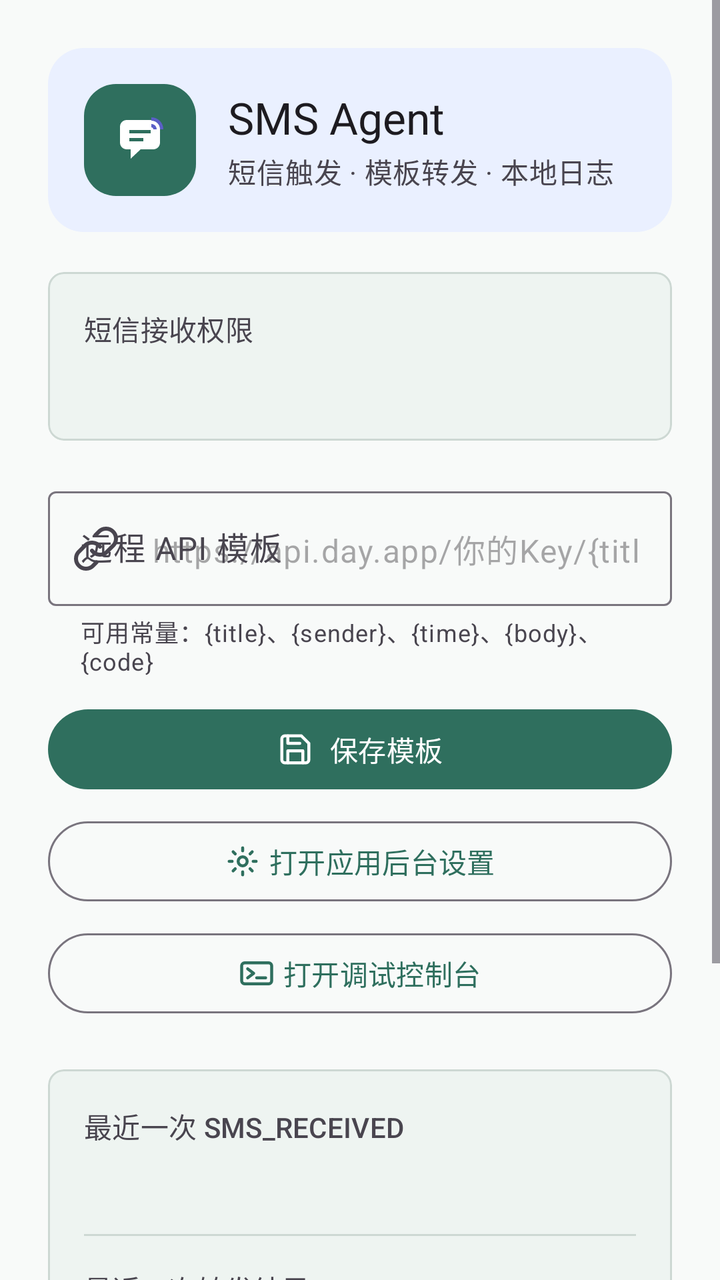
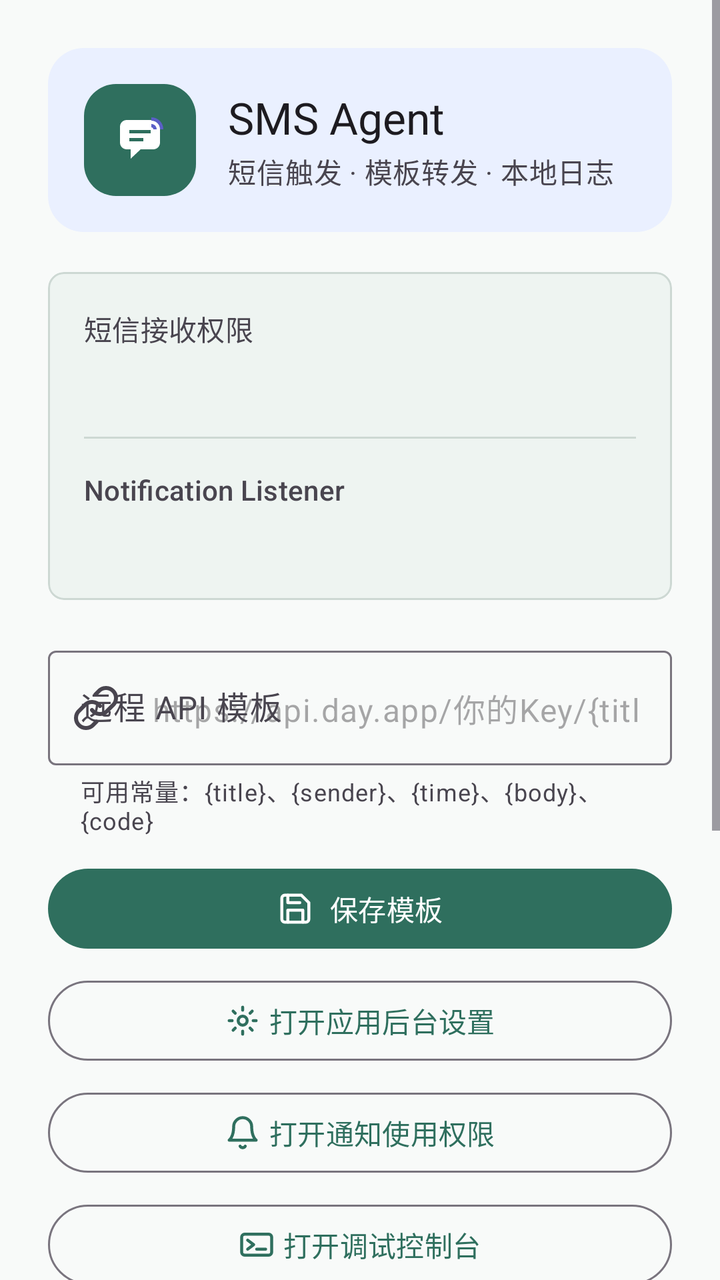

An Android layout rendered at two revisions. The XML below is the earlier revision; the diff shows what the commit changed to produce the second picture.
<!-- AndroidManifest.xml: application theme Theme.SmsAgent -->
<!-- res/layout/activity_main.xml -->
<?xml version="1.0" encoding="utf-8"?>
<ScrollView xmlns:android="http://schemas.android.com/apk/res/android"
    xmlns:app="http://schemas.android.com/apk/res-auto"
    android:layout_width="match_parent"
    android:layout_height="match_parent"
    android:background="?attr/colorSurface"
    android:fillViewport="true"
    android:fitsSystemWindows="true">

    <LinearLayout
        android:layout_width="match_parent"
        android:layout_height="wrap_content"
        android:clipToPadding="false"
        android:orientation="vertical"
        android:padding="24dp">

        <LinearLayout
            android:layout_width="match_parent"
            android:layout_height="wrap_content"
            android:background="@drawable/header_panel_background"
            android:gravity="center_vertical"
            android:orientation="horizontal"
            android:padding="18dp">

            <ImageView
                android:id="@+id/logoImage"
                android:layout_width="56dp"
                android:layout_height="56dp"
                android:background="@drawable/icon_badge_background"
                android:contentDescription="@string/app_name"
                android:padding="10dp"
                android:src="@drawable/ic_launcher_foreground" />

            <LinearLayout
                android:layout_width="0dp"
                android:layout_height="wrap_content"
                android:layout_marginStart="16dp"
                android:layout_weight="1"
                android:orientation="vertical">

                <com.google.android.material.textview.MaterialTextView
                    android:id="@+id/titleText"
                    style="@style/TextAppearance.Material3.TitleLarge"
                    android:layout_width="match_parent"
                    android:layout_height="wrap_content"
                    android:text="@string/app_name"
                    android:textColor="?attr/colorOnSurface" />

                <com.google.android.material.textview.MaterialTextView
                    style="@style/TextAppearance.Material3.BodyMedium"
                    android:layout_width="match_parent"
                    android:layout_height="wrap_content"
                    android:layout_marginTop="2dp"
                    android:text="@string/app_subtitle"
                    android:textColor="?attr/colorOnSurfaceVariant"
                    app:lineHeight="20dp" />
            </LinearLayout>
        </LinearLayout>

        <com.google.android.material.card.MaterialCardView
            android:layout_width="match_parent"
            android:layout_height="wrap_content"
            android:layout_marginTop="20dp"
            app:cardBackgroundColor="?attr/colorSurfaceContainer"
            app:cardCornerRadius="8dp"
            app:cardElevation="0dp"
            app:strokeColor="?attr/colorOutlineVariant"
            app:strokeWidth="1dp">

            <LinearLayout
                android:layout_width="match_parent"
                android:layout_height="wrap_content"
                android:orientation="vertical"
                android:padding="18dp">

                <com.google.android.material.textview.MaterialTextView
                    style="@style/TextAppearance.Material3.LabelLarge"
                    android:layout_width="match_parent"
                    android:layout_height="wrap_content"
                    android:text="@string/permission_label"
                    android:textColor="?attr/colorOnSurfaceVariant" />

                <com.google.android.material.textview.MaterialTextView
                    android:id="@+id/permissionValue"
                    style="@style/TextAppearance.Material3.BodyLarge"
                    android:layout_width="match_parent"
                    android:layout_height="wrap_content"
                    android:layout_marginTop="6dp"
                    android:textColor="?attr/colorOnSurface"
                    app:lineHeight="24dp" />
            </LinearLayout>
        </com.google.android.material.card.MaterialCardView>

        <com.google.android.material.textfield.TextInputLayout
            android:id="@+id/barkApiInputLayout"
            style="@style/Widget.Material3.TextInputLayout.OutlinedBox"
            android:layout_width="match_parent"
            android:layout_height="wrap_content"
            android:layout_marginTop="20dp"
            android:hint="@string/remote_api_label"
            app:helperText="@string/remote_api_helper"
            app:startIconDrawable="@drawable/ic_link_24">

            <com.google.android.material.textfield.TextInputEditText
                android:id="@+id/barkApiInput"
                android:layout_width="match_parent"
                android:layout_height="wrap_content"
                android:hint="@string/remote_api_hint"
                android:inputType="textUri|textNoSuggestions"
                android:maxLines="3" />
        </com.google.android.material.textfield.TextInputLayout>

        <com.google.android.material.button.MaterialButton
            android:id="@+id/saveBarkApiButton"
            style="@style/Widget.Material3.Button"
            android:layout_width="match_parent"
            android:layout_height="wrap_content"
            android:layout_marginTop="12dp"
            android:text="@string/save_remote_api"
            app:icon="@drawable/ic_save_24"
            app:iconGravity="textStart" />

        <com.google.android.material.button.MaterialButton
            android:id="@+id/openAppSettingsButton"
            style="@style/Widget.Material3.Button.OutlinedButton"
            android:layout_width="match_parent"
            android:layout_height="wrap_content"
            android:layout_marginTop="8dp"
            android:text="@string/open_app_settings"
            app:icon="@drawable/ic_settings_24"
            app:iconGravity="textStart" />

        <com.google.android.material.button.MaterialButton
            android:id="@+id/openConsoleButton"
            style="@style/Widget.Material3.Button.OutlinedButton"
            android:layout_width="match_parent"
            android:layout_height="wrap_content"
            android:layout_marginTop="8dp"
            android:text="@string/open_console"
            app:icon="@drawable/ic_terminal_24"
            app:iconGravity="textStart" />

        <com.google.android.material.card.MaterialCardView
            android:layout_width="match_parent"
            android:layout_height="wrap_content"
            android:layout_marginTop="24dp"
            app:cardBackgroundColor="?attr/colorSurfaceContainer"
            app:cardCornerRadius="8dp"
            app:cardElevation="0dp"
            app:strokeColor="?attr/colorOutlineVariant"
            app:strokeWidth="1dp">

            <LinearLayout
                android:layout_width="match_parent"
                android:layout_height="wrap_content"
                android:orientation="vertical"
                android:padding="18dp">

                <com.google.android.material.textview.MaterialTextView
                    style="@style/TextAppearance.Material3.LabelLarge"
                    android:layout_width="match_parent"
                    android:layout_height="wrap_content"
                    android:text="@string/last_trigger_label"
                    android:textColor="?attr/colorOnSurfaceVariant" />

                <com.google.android.material.textview.MaterialTextView
                    android:id="@+id/lastTriggerValue"
                    style="@style/TextAppearance.Material3.BodyLarge"
                    android:layout_width="match_parent"
                    android:layout_height="wrap_content"
                    android:layout_marginTop="6dp"
                    android:textColor="?attr/colorOnSurface"
                    app:lineHeight="24dp" />

                <com.google.android.material.divider.MaterialDivider
                    android:layout_width="match_parent"
                    android:layout_height="wrap_content"
                    android:layout_marginVertical="16dp" />

                <com.google.android.material.textview.MaterialTextView
                    style="@style/TextAppearance.Material3.LabelLarge"
                    android:layout_width="match_parent"
                    android:layout_height="wrap_content"
                    android:text="@string/last_forward_label"
                    android:textColor="?attr/colorOnSurfaceVariant" />

                <com.google.android.material.textview.MaterialTextView
                    android:id="@+id/lastForwardResultValue"
                    style="@style/TextAppearance.Material3.BodyLarge"
                    android:layout_width="match_parent"
                    android:layout_height="wrap_content"
                    android:layout_marginTop="6dp"
                    android:textColor="?attr/colorOnSurface"
                    app:lineHeight="24dp" />
            </LinearLayout>
        </com.google.android.material.card.MaterialCardView>

        <com.google.android.material.card.MaterialCardView
            android:layout_width="match_parent"
            android:layout_height="wrap_content"
            android:layout_marginTop="24dp"
            app:cardBackgroundColor="?attr/colorSurfaceContainer"
            app:cardCornerRadius="8dp"
            app:cardElevation="0dp"
            app:strokeColor="?attr/colorOutlineVariant"
            app:strokeWidth="1dp">

            <LinearLayout
                android:layout_width="match_parent"
                android:layout_height="wrap_content"
                android:orientation="vertical"
                android:padding="18dp">

                <LinearLayout
                    android:layout_width="match_parent"
                    android:layout_height="wrap_content"
                    android:gravity="center_vertical"
                    android:orientation="horizontal">

                    <com.google.android.material.textview.MaterialTextView
                        style="@style/TextAppearance.Material3.LabelLarge"
                        android:layout_width="0dp"
                        android:layout_height="wrap_content"
                        android:layout_weight="1"
                        android:text="@string/event_log_label"
                        android:textColor="?attr/colorOnSurfaceVariant" />

                    <com.google.android.material.button.MaterialButton
                        android:id="@+id/clearLogButton"
                        style="@style/Widget.Material3.Button.TextButton"
                        android:layout_width="wrap_content"
                        android:layout_height="40dp"
                        android:minWidth="40dp"
                        android:text="@string/clear_log"
                        app:icon="@drawable/ic_delete_24"
                        app:iconGravity="textStart" />
                </LinearLayout>

                <com.google.android.material.textview.MaterialTextView
                    android:id="@+id/eventLogValue"
                    style="@style/TextAppearance.Material3.BodySmall"
                    android:layout_width="match_parent"
                    android:layout_height="wrap_content"
                    android:layout_marginTop="10dp"
                    android:fontFamily="monospace"
                    android:textColor="?attr/colorOnSurface"
                    app:lineHeight="18dp" />
            </LinearLayout>
        </com.google.android.material.card.MaterialCardView>

    </LinearLayout>

</ScrollView>
<!-- resources referenced by this layout -->
<resources>
  <!-- drawable header_panel_background (drawable) -->
  <?xml version="1.0" encoding="utf-8"?>
  <shape xmlns:android="http://schemas.android.com/apk/res/android"
      android:shape="rectangle">
      <corners android:radius="18dp" />
      <solid android:color="@color/header_panel" />
  </shape>
  <!-- drawable ic_delete_24 (drawable) -->
  <?xml version="1.0" encoding="utf-8"?>
  <vector xmlns:android="http://schemas.android.com/apk/res/android"
      android:width="24dp"
      android:height="24dp"
      android:viewportWidth="24"
      android:viewportHeight="24">
      <path
          android:fillColor="@android:color/transparent"
          android:pathData="M3,6H21M8,6V4H16V6M19,6L18,20H6L5,6"
          android:strokeColor="#2F6F5E"
          android:strokeLineCap="round"
          android:strokeLineJoin="round"
          android:strokeWidth="2" />
      <path
          android:fillColor="@android:color/transparent"
          android:pathData="M10,11V17M14,11V17"
          android:strokeColor="#2F6F5E"
          android:strokeLineCap="round"
          android:strokeWidth="2" />
  </vector>
  <!-- drawable icon_badge_background (drawable) -->
  <?xml version="1.0" encoding="utf-8"?>
  <shape xmlns:android="http://schemas.android.com/apk/res/android"
      android:shape="rectangle">
      <corners android:radius="16dp" />
      <solid android:color="@color/seed" />
  </shape>
  <string name="app_name">SMS Agent</string>
  <string name="app_subtitle">短信触发 · 模板转发 · 本地日志</string>
  <string name="clear_log">清空</string>
  <string name="event_log_label">本地日志</string>
  <string name="last_forward_label">最近一次转发结果</string>
  <string name="last_trigger_label">最近一次 SMS_RECEIVED</string>
  <string name="open_app_settings">打开应用后台设置</string>
  <string name="open_console">打开调试控制台</string>
  <string name="permission_label">短信接收权限</string>
  <string name="remote_api_helper">可用常量：{title}、{sender}、{time}、{body}、{code}</string>
  <string name="remote_api_hint">https://api.day.app/你的Key/{title}/{body}</string>
  <string name="remote_api_label">远程 API 模板</string>
  <string name="save_remote_api">保存模板</string>
  <style name="Theme.SmsAgent" parent="Theme.Material3.DayNight.NoActionBar">
          <item name="colorPrimary">@color/seed</item>
          <item name="colorSecondary">@color/seed</item>
          <item name="colorSurface">@color/brand_surface</item>
          <item name="colorSurfaceContainer">@color/brand_surface_container</item>
          <item name="colorOutlineVariant">@color/brand_outline</item>
          <item name="android:windowLightStatusBar">true</item>
          <item name="android:navigationBarColor">?attr/colorSurface</item>
          <item name="android:statusBarColor">?attr/colorSurface</item>
      </style>
  <color name="header_panel">#EAF0FF</color>
  <color name="seed">#2F6F5E</color>
  <color name="brand_surface">#F8FAF9</color>
  <color name="brand_surface_container">#EEF4F1</color>
  <color name="brand_outline">#CDD8D3</color>
  <!-- unchanged entries left out for length: 5 -->
</resources>

<!-- the commit's change to res/layout/activity_main.xml (unified diff, before → after) -->
@@ -88,6 +88,27 @@
                     android:layout_marginTop="6dp"
                     android:textColor="?attr/colorOnSurface"
                     app:lineHeight="24dp" />
+
+                <com.google.android.material.divider.MaterialDivider
+                    android:layout_width="match_parent"
+                    android:layout_height="wrap_content"
+                    android:layout_marginVertical="16dp" />
+
+                <com.google.android.material.textview.MaterialTextView
+                    style="@style/TextAppearance.Material3.LabelLarge"
+                    android:layout_width="match_parent"
+                    android:layout_height="wrap_content"
+                    android:text="@string/notification_listener_label"
+                    android:textColor="?attr/colorOnSurfaceVariant" />
+
+                <com.google.android.material.textview.MaterialTextView
+                    android:id="@+id/notificationListenerValue"
+                    style="@style/TextAppearance.Material3.BodyLarge"
+                    android:layout_width="match_parent"
+                    android:layout_height="wrap_content"
+                    android:layout_marginTop="6dp"
+                    android:textColor="?attr/colorOnSurface"
+                    app:lineHeight="24dp" />
             </LinearLayout>
         </com.google.android.material.card.MaterialCardView>
 
@@ -128,6 +149,16 @@
             android:layout_marginTop="8dp"
             android:text="@string/open_app_settings"
             app:icon="@drawable/ic_settings_24"
+            app:iconGravity="textStart" />
+
+        <com.google.android.material.button.MaterialButton
+            android:id="@+id/openNotificationListenerSettingsButton"
+            style="@style/Widget.Material3.Button.OutlinedButton"
+            android:layout_width="match_parent"
+            android:layout_height="wrap_content"
+            android:layout_marginTop="8dp"
+            android:text="@string/open_notification_listener_settings"
+            app:icon="@drawable/ic_notifications_24"
             app:iconGravity="textStart" />
 
         <com.google.android.material.button.MaterialButton
<!-- resource entries referenced after the edit -->
@@ -28,6 +28,28 @@
           android:strokeLineCap="round"
           android:strokeWidth="2" />
   </vector>
+  <!-- drawable ic_notifications_24 (drawable) -->
+  <?xml version="1.0" encoding="utf-8"?>
+  <vector xmlns:android="http://schemas.android.com/apk/res/android"
+      android:width="24dp"
+      android:height="24dp"
+      android:viewportWidth="24"
+      android:viewportHeight="24">
+      <path
+          android:fillColor="@android:color/transparent"
+          android:pathData="M18,8A6,6 0,0 0,6 8C6,15 3,17 3,17H21C21,17 18,15 18,8Z"
+          android:strokeColor="#2F6F5E"
+          android:strokeLineCap="round"
+          android:strokeLineJoin="round"
+          android:strokeWidth="2" />
+      <path
+          android:fillColor="@android:color/transparent"
+          android:pathData="M13.73,21A2,2 0,0 1,10.27 21"
+          android:strokeColor="#2F6F5E"
+          android:strokeLineCap="round"
+          android:strokeLineJoin="round"
+          android:strokeWidth="2" />
+  </vector>
   <!-- drawable icon_badge_background (drawable) -->
   <?xml version="1.0" encoding="utf-8"?>
   <shape xmlns:android="http://schemas.android.com/apk/res/android"
@@ -41,8 +63,10 @@
   <string name="event_log_label">本地日志</string>
   <string name="last_forward_label">最近一次转发结果</string>
   <string name="last_trigger_label">最近一次 SMS_RECEIVED</string>
+  <string name="notification_listener_label">Notification Listener</string>
   <string name="open_app_settings">打开应用后台设置</string>
   <string name="open_console">打开调试控制台</string>
+  <string name="open_notification_listener_settings">打开通知使用权限</string>
   <string name="permission_label">短信接收权限</string>
   <string name="remote_api_helper">可用常量：{title}、{sender}、{time}、{body}、{code}</string>
   <string name="remote_api_hint">https://api.day.app/你的Key/{title}/{body}</string>
